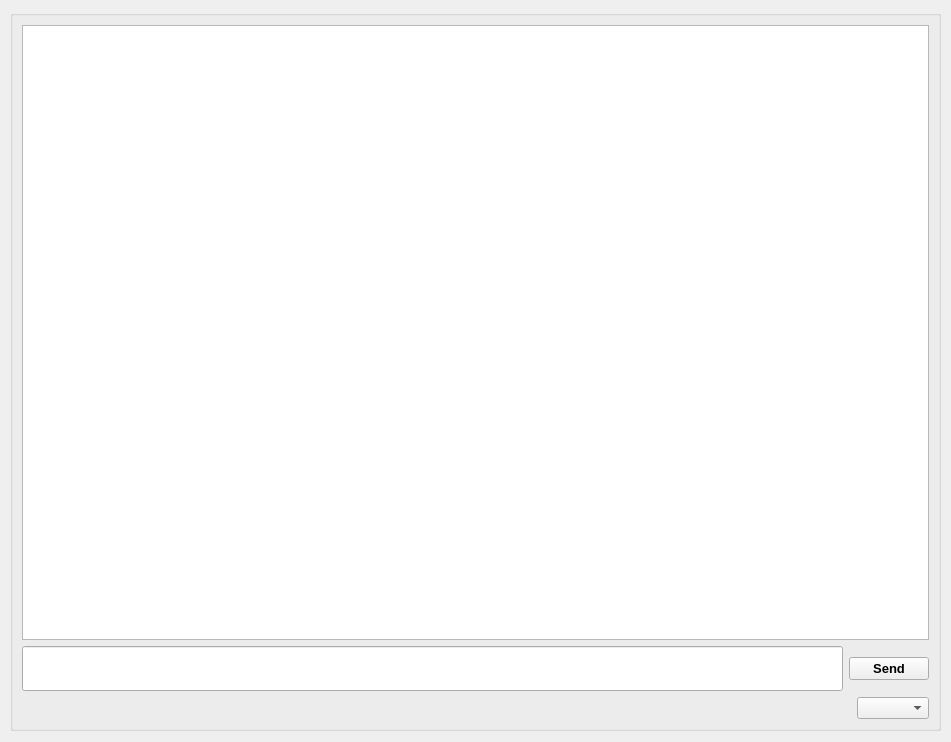
The window that QTChatStudio/chattab.ui (Ast1o465/QTChatStudio) describes before a commit, drawn with Qt 5.
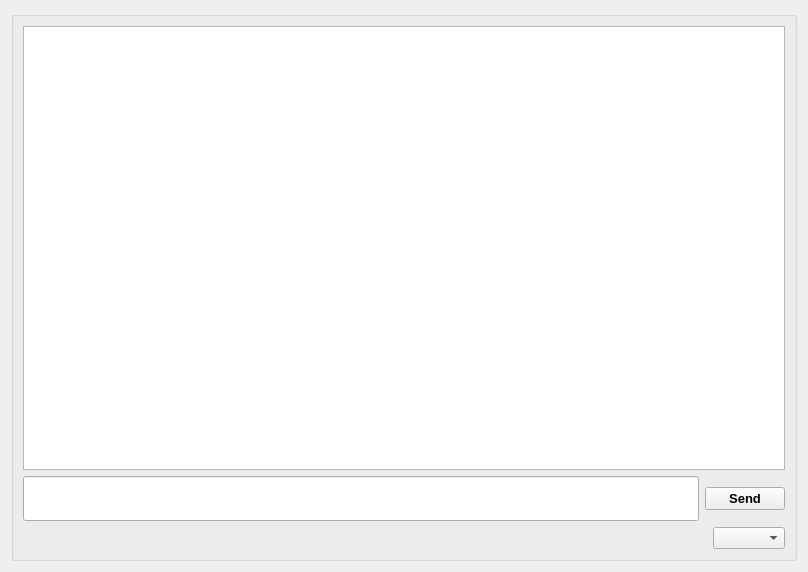
The same window after the commit.

```diff
--- a/QTChatStudio/chattab.ui
+++ b/QTChatStudio/chattab.ui
@@ -6,22 +6,16 @@
    <rect>
     <x>0</x>
     <y>0</y>
-    <width>951</width>
-    <height>742</height>
+    <width>808</width>
+    <height>572</height>
    </rect>
   </property>
   <property name="windowTitle">
    <string>Form</string>
   </property>
+  <layout class="QGridLayout" name="gridLayout_2">
+   <item row="0" column="0">
   <widget class="QGroupBox" name="gb_chat">
-   <property name="geometry">
-    <rect>
-     <x>10</x>
-     <y>10</y>
-     <width>931</width>
-     <height>721</height>
-    </rect>
-   </property>
    <property name="title">
     <string/>
    </property>
@@ -95,6 +89,8 @@
     </item>
    </layout>
   </widget>
+   </item>
+  </layout>
  </widget>
  <resources/>
  <connections/>
```
Lines whose indentation alone changed are shown as unchanged.
